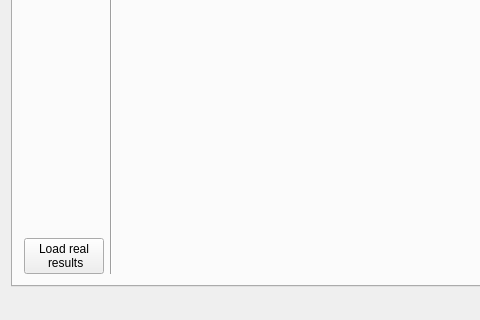
Qt form mainwindow.ui (dkoszkul/master-thesis) before a commit; both pictures show x 0 to 480 and y 443 to 763 of the 1286 by 763 pixel window.
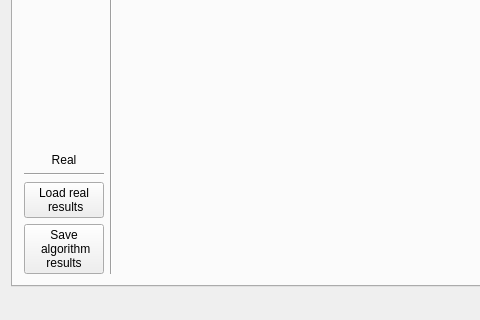
The same form after that commit.

Commit message: save algorithm results from real measurements

Diff of the .ui file:
```diff
--- a/mainwindow.ui
+++ b/mainwindow.ui
@@ -184,6 +184,23 @@
             </property>
            </spacer>
           </item>
+          <item>
+           <widget class="QLabel" name="label_2">
+            <property name="text">
+             <string>Real</string>
+            </property>
+            <property name="alignment">
+             <set>Qt::AlignCenter</set>
+            </property>
+           </widget>
+          </item>
+          <item>
+           <widget class="Line" name="line_4">
+            <property name="orientation">
+             <enum>Qt::Horizontal</enum>
+            </property>
+           </widget>
+          </item>
           <item>
            <widget class="QPushButton" name="loadRealResultsButton">
             <property name="text">
@@ -192,6 +209,15 @@
             </property>
            </widget>
           </item>
+          <item>
+           <widget class="QPushButton" name="saveAlgorithmResults">
+            <property name="text">
+             <string>Save 
+ algorithm 
+results</string>
+            </property>
+           </widget>
+          </item>
          </layout>
         </item>
         <item>
```
The commit also changes 6 other files.
